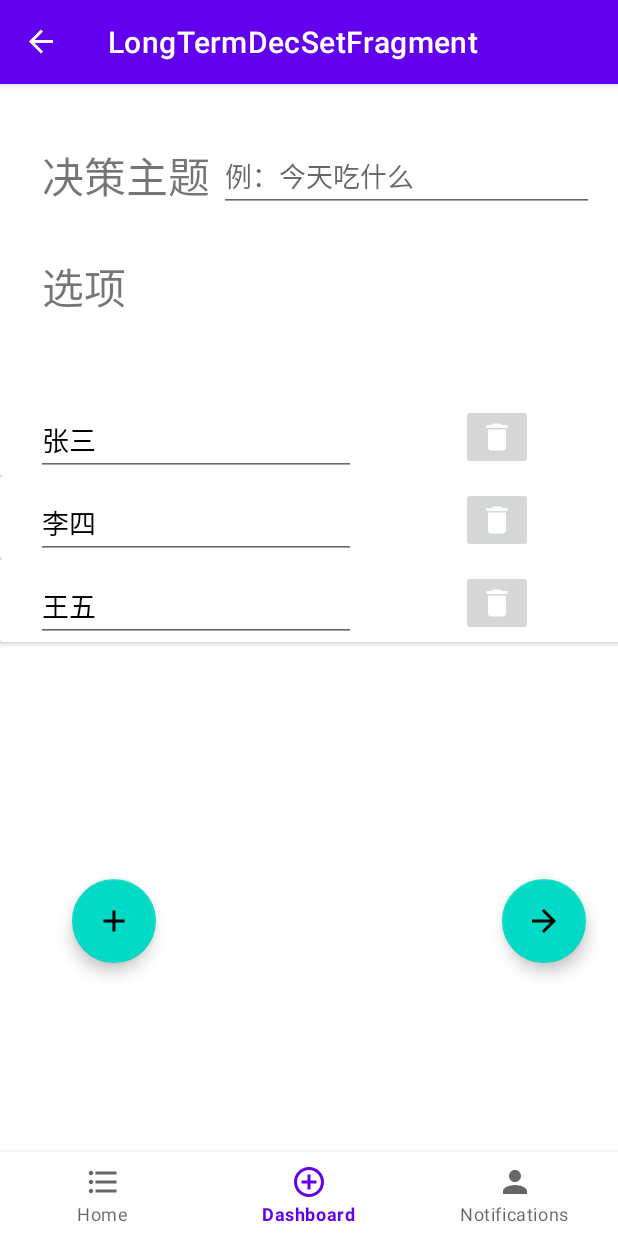
After one commit to shizuka1117/magicConchDemo, an Android app: the LongTermDecSetFragment screen opened through its navigation route, on a phone screen of 412 x 824 dp. The commit adds this screen. Run offline under Robolectric (Android 15) with nearby library versions, the phone set to English and light mode, and no system bars; our stand-ins replace Room's generated code, data binding, navigation-ui; 2 statements that could not run were skipped.

Commit message:
添加长期决策

```diff
--- /dev/null
+++ b/app/src/main/java/com/example/magiccouchdemo/ui/longtermdecision/LongTermDecSetAdapter.java
@@ -0,0 +1,67 @@
+package com.example.magiccouchdemo.ui.longtermdecision;
+
+import android.content.Context;
+import android.util.Log;
+import android.view.LayoutInflater;
+import android.view.View;
+import android.view.ViewGroup;
+
+import androidx.databinding.DataBindingUtil;
+import androidx.recyclerview.widget.RecyclerView;
+
+import com.example.magiccouchdemo.R;
+import com.example.magiccouchdemo.databinding.LongOptionItemBinding;
+import com.example.magiccouchdemo.databinding.OptionItemBinding;
+import com.example.magiccouchdemo.ui.home.BaseBindingAdapter;
+import com.example.magiccouchdemo.ui.home.BaseBindingViewHolder;
+import com.example.magiccouchdemo.dataBase.Option;
+
+import java.util.ArrayList;
+import java.util.List;
+import java.util.Random;
+
+public class LongTermDecSetAdapter extends BaseBindingAdapter<Option, LongOptionItemBinding> {
+    public LongTermDecSetAdapter(Context context)
+    {
+        super(context);
+    }
+
+    @Override
+    protected int getLayoutResId(int viewType)
+    {
+        return R.layout.long_option_item;
+    }
+
+    @Override
+    protected void onBindItem(LongOptionItemBinding binding, Option item) {
+        binding.setOption(item);
+        binding.executePendingBindings();
+    }
+
+
+    public void addData(int position, Option option) {
+//      在list中添加数据，并通知条目加入一条
+        items.add(position, option);
+        //添加动画
+        notifyItemInserted(position);
+    }
+
+
+    @Override
+    public RecyclerView.ViewHolder onCreateViewHolder(ViewGroup parent, int viewType)
+    {
+        LongOptionItemBinding binding = DataBindingUtil.inflate(LayoutInflater.from(this.context), this.getLayoutResId(viewType), parent, false);
+        binding.delete1.setOnClickListener(new View.OnClickListener() {
+            @Override
+            public void onClick(View v) {
+                int position = items.indexOf(binding.getOption());
+                items.remove(position);
+                //删除动画
+                notifyItemRemoved(position);
+                notifyDataSetChanged();
+            }
+        });
+        return new BaseBindingViewHolder(binding.getRoot());
+    }
+
+}
--- /dev/null
+++ b/app/src/main/java/com/example/magiccouchdemo/ui/longtermdecision/LongTermDecSetFragment.java
@@ -0,0 +1,72 @@
+package com.example.magiccouchdemo.ui.longtermdecision;
+
+import android.os.Bundle;
+import android.text.TextUtils;
+import android.view.LayoutInflater;
+import android.view.View;
+import android.view.ViewGroup;
+import android.widget.Toast;
+
+import androidx.databinding.DataBindingUtil;
+import androidx.fragment.app.Fragment;
+import androidx.lifecycle.ViewModelProvider;
+import androidx.navigation.NavController;
+import androidx.navigation.Navigation;
+import androidx.recyclerview.widget.LinearLayoutManager;
+
+import com.example.magiccouchdemo.R;
+import com.example.magiccouchdemo.databinding.FragmentLongTermDecSetBinding;
+import com.example.magiccouchdemo.dataBase.Option;
+
+public class LongTermDecSetFragment extends Fragment {
+
+    LongTermDecSetAdapter adapter;
+    LongTermViewModel longTermViewModel;
+    FragmentLongTermDecSetBinding binding;
+
+    @Override
+    public View onCreateView(LayoutInflater inflater, ViewGroup container,
+                             Bundle savedInstanceState) {
+        longTermViewModel = new ViewModelProvider(getActivity()).get(LongTermViewModel.class);
+        binding = DataBindingUtil.inflate(inflater,
+                R.layout.fragment_long_term_dec_set, container, false);
+        binding.setLifecycleOwner(getActivity());
+        binding.recyclerView1.setLayoutManager(new LinearLayoutManager(getContext()));
+        binding.addOption1.setOnClickListener(new View.OnClickListener() {
+            @Override
+            public void onClick(View v) {
+                Option option = new Option("");
+                adapter.addData(adapter.getItemCount(), option);
+                binding.recyclerView1.scrollToPosition(adapter.getItemCount()-1);
+            }
+        });
+        adapter = new LongTermDecSetAdapter(getContext());
+        //homeViewModel.setmList(adapter.getItems());
+        binding.recyclerView1.setAdapter(adapter);
+        binding.nextButton1.setOnClickListener(new View.OnClickListener(){
+            @Override
+            public void onClick(View v) {
+                //String result = adapter.computeResult();
+                //homeViewModel.setResult(result);
+                if(TextUtils.isEmpty(binding.decTitle.getText())){
+                    Toast.makeText(v.getContext(), "决策主题不能为空！", Toast.LENGTH_SHORT).show();
+                }
+                else{
+                    NavController controller = Navigation.findNavController(v);
+                    controller.navigate(R.id.action_longTermDecSetFragment_to_longTermFragment);
+                }
+            }
+        });
+        adapter.getItems().add(new Option("张三"));
+        adapter.getItems().add(new Option("李四"));
+        adapter.getItems().add(new Option("王五"));
+        return binding.getRoot();
+    }
+
+    @Override
+    public void onPause() {
+
+        super.onPause();
+    }
+
+}
--- /dev/null
+++ b/app/src/main/java/com/example/magiccouchdemo/ui/longtermdecision/LongTermViewModel.java
@@ -0,0 +1,52 @@
+package com.example.magiccouchdemo.ui.longtermdecision;
+
+import androidx.databinding.ObservableArrayList;
+import androidx.lifecycle.MutableLiveData;
+import androidx.lifecycle.ViewModel;
+
+import com.example.magiccouchdemo.dataBase.Option;
+
+public class LongTermViewModel extends ViewModel {
+
+    public ObservableArrayList<Option> mList = new ObservableArrayList<>();
+    private MutableLiveData<String> decName;
+    //private MutableLiveData<String> tag;
+    private String result;
+
+    public LongTermViewModel() {
+
+    }
+
+    public String getResult() {
+        return result;
+    }
+
+    public void setResult(String result) {
+        this.result = result;
+    }
+
+    public ObservableArrayList<Option> getmList() {
+        return mList;
+    }
+
+    public void setmList(ObservableArrayList<Option> mList) {
+        this.mList = mList;
+    }
+
+    public MutableLiveData<String> getDecName() {
+        return decName;
+    }
+    /*
+    public MutableLiveData<String> getTag() {
+        return tag;
+    }
+
+    public void setTag(MutableLiveData<String> tag) {
+        this.tag = tag;
+    }
+*/
+    public void setDecName(MutableLiveData<String> decName) {
+        this.decName = decName;
+    }
+
+}
--- /dev/null
+++ b/app/src/main/res/layout/fragment_long_term_dec_set.xml
@@ -0,0 +1,99 @@
+<?xml version="1.0" encoding="utf-8"?>
+<layout xmlns:android="http://schemas.android.com/apk/res/android"
+    xmlns:app="http://schemas.android.com/apk/res-auto"
+    xmlns:tools="http://schemas.android.com/tools">
+    <data>
+        <variable
+            name="model"
+            type="com.example.magiccouchdemo.ui.home.HomeViewModel" />
+    </data>
+
+    <androidx.constraintlayout.widget.ConstraintLayout
+        android:layout_width="match_parent"
+        android:layout_height="602dp"
+        tools:context=".ui.dashboard.HomeSetFragment">
+
+        <com.google.android.material.floatingactionbutton.FloatingActionButton
+            android:id="@+id/nextButton1"
+            android:layout_width="wrap_content"
+            android:layout_height="wrap_content"
+            android:layout_marginEnd="21dp"
+            android:layout_marginBottom="16dp"
+            android:text="Next"
+            app:layout_constraintBottom_toBottomOf="parent"
+            app:layout_constraintEnd_toEndOf="parent"
+            app:srcCompat="@drawable/ic_baseline_arrow_forward_24" />
+
+        <com.google.android.material.floatingactionbutton.FloatingActionButton
+            android:id="@+id/add_option1"
+            android:layout_width="wrap_content"
+            android:layout_height="wrap_content"
+            android:layout_marginEnd="308dp"
+            android:layout_marginBottom="16dp"
+            android:clickable="true"
+            android:focusable="true"
+            app:layout_constraintBottom_toBottomOf="parent"
+            app:layout_constraintEnd_toEndOf="parent"
+            app:srcCompat="@drawable/ic_baseline_add_24" />
+
+
+        <androidx.recyclerview.widget.RecyclerView
+            android:id="@+id/recyclerView1"
+            android:layout_width="489dp"
+            android:layout_height="394dp"
+            app:layout_constraintBottom_toBottomOf="parent"
+            app:layout_constraintEnd_toEndOf="parent"
+            app:layout_constraintHorizontal_bias="0.0"
+            app:layout_constraintStart_toStartOf="parent"
+            app:layout_constraintTop_toTopOf="parent"
+            app:layout_constraintVertical_bias="0.99" />
+
+        <TextView
+            android:id="@+id/textView20"
+            android:layout_width="wrap_content"
+            android:layout_height="wrap_content"
+            android:layout_marginStart="28dp"
+            android:layout_marginTop="40dp"
+            android:text="决策主题"
+            android:textSize="28dp"
+            app:layout_constraintStart_toStartOf="parent"
+            app:layout_constraintTop_toTopOf="parent" />
+
+        <TextView
+            android:id="@+id/textView2"
+            android:layout_width="wrap_content"
+            android:layout_height="wrap_content"
+            android:layout_marginStart="28dp"
+            android:layout_marginTop="32dp"
+            android:text="选项"
+            android:textSize="28dp"
+            app:layout_constraintStart_toStartOf="parent"
+            app:layout_constraintTop_toBottomOf="@+id/textView20" />
+
+        <EditText
+            android:id="@+id/dec_title"
+            android:layout_width="250dp"
+            android:layout_height="wrap_content"
+            android:layout_marginEnd="10dp"
+            android:ems="10"
+            android:hint="例：今天吃什么"
+            android:inputType="textPersonName"
+            android:text="@={model.decName}"
+            app:layout_constraintBottom_toBottomOf="@+id/textView20"
+            app:layout_constraintEnd_toEndOf="parent"
+            app:layout_constraintStart_toEndOf="@+id/textView20"
+            app:layout_constraintTop_toTopOf="@+id/textView20" />
+
+
+        <androidx.constraintlayout.widget.Barrier
+            android:id="@+id/barrier1"
+            android:layout_width="wrap_content"
+            android:layout_height="wrap_content"
+            app:barrierDirection="top"
+            app:constraint_referenced_ids="textView20,dec_title"
+            tools:layout_editor_absoluteY="156dp"
+            tools:ignore="NotSibling" />
+
+    </androidx.constraintlayout.widget.ConstraintLayout>
+
+</layout>
--- /dev/null
+++ b/app/src/main/res/layout/long_option_item.xml
@@ -0,0 +1,54 @@
+<?xml version="1.0" encoding="utf-8"?>
+<layout xmlns:tools="http://schemas.android.com/tools"
+    xmlns:app="http://schemas.android.com/apk/res-auto"
+    xmlns:android="http://schemas.android.com/apk/res/android">
+
+    <data>
+
+        <variable
+            name="option"
+            type="com.example.magiccouchdemo.dataBase.Option" />
+    </data>
+    <androidx.cardview.widget.CardView
+        android:layout_width="match_parent"
+        android:layout_height="wrap_content"
+        android:background="@drawable/option_background">
+
+        <androidx.constraintlayout.widget.ConstraintLayout
+            android:layout_width="match_parent"
+            android:layout_height="match_parent"
+            app:layout_constraintBottom_toBottomOf="@+id/imageButton"
+            app:layout_constraintTop_toBottomOf="@+id/imageButton">
+
+            <EditText
+                android:id="@+id/name1"
+                android:layout_width="wrap_content"
+                android:layout_height="wrap_content"
+                android:layout_marginStart="24dp"
+                android:layout_marginTop="8dp"
+                android:ems="10"
+                android:maxLines="1"
+                android:text="@={option.optionName}"
+                android:textColor="@color/black"
+                app:layout_constraintStart_toStartOf="parent"
+                app:layout_constraintTop_toTopOf="parent" />
+
+
+            <ImageButton
+                android:id="@+id/delete1"
+                android:layout_width="wrap_content"
+                android:layout_height="wrap_content"
+                android:layout_marginEnd="68dp"
+                android:layout_marginBottom="4dp"
+
+                app:layout_constraintBottom_toBottomOf="parent"
+                app:layout_constraintEnd_toEndOf="parent"
+                app:layout_constraintHorizontal_bias="0.517"
+                app:layout_constraintStart_toEndOf="@+id/name1"
+                app:srcCompat="@drawable/ic_baseline_delete" />
+
+
+        </androidx.constraintlayout.widget.ConstraintLayout>
+
+    </androidx.cardview.widget.CardView>
+</layout>
--- a/app/src/main/res/navigation/mobile_navigation.xml
+++ b/app/src/main/res/navigation/mobile_navigation.xml
@@ -52,6 +52,17 @@
         <action
             android:id="@+id/action_longTermFragment_to_boxFragment"
             app:destination="@id/boxFragment" />
+        <action
+            android:id="@+id/action_longTermFragment_to_longTermDecSetFragment"
+            app:destination="@id/longTermDecSetFragment" />
+    </fragment>
+    <fragment
+        android:id="@+id/longTermDecSetFragment"
+        android:name="com.example.magiccouchdemo.ui.longtermdecision.LongTermDecSetFragment"
+        android:label="LongTermDecSetFragment" >
+        <action
+            android:id="@+id/action_longTermDecSetFragment_to_longTermFragment"
+            app:destination="@id/longTermFragment" />
     </fragment>
 
 </navigation>
```
